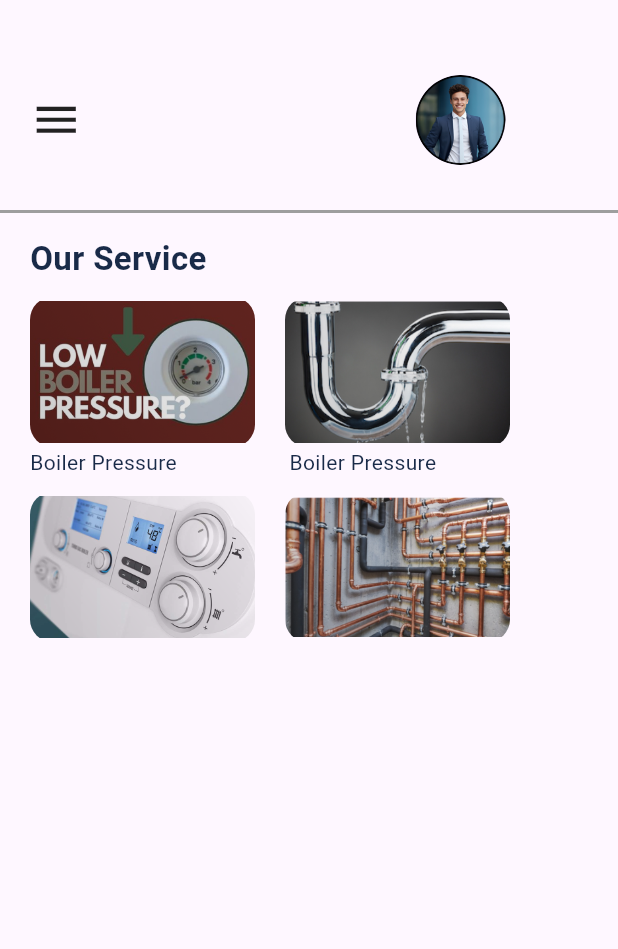
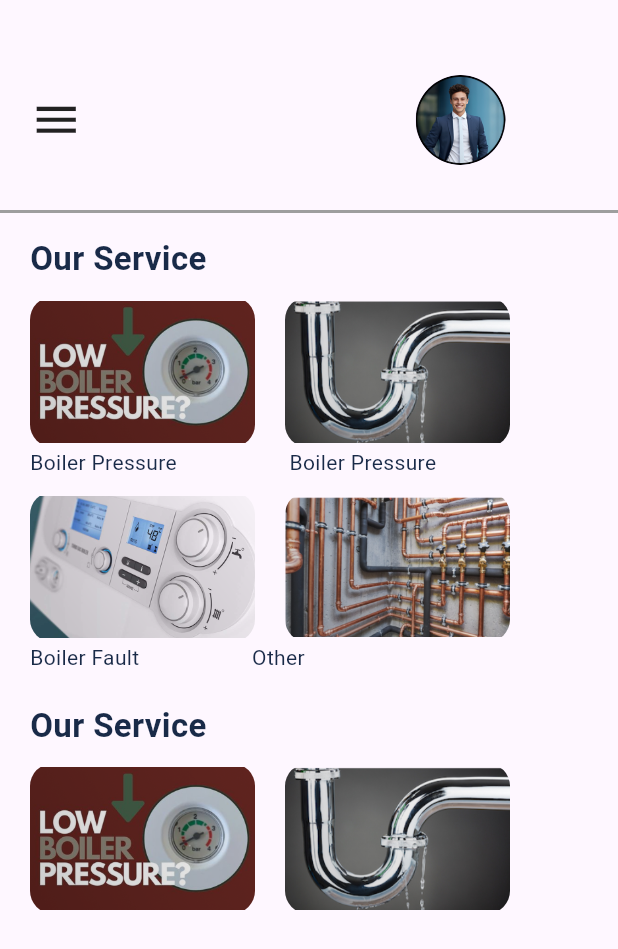
Before and after one commit to rifatalam26/plumber_tech, a Flutter app: the screen it shows after launch, on a phone screen of 412 x 824 dp. Shown: the top 949 px of the screen. Run offline on Flutter 3.47's test engine with Material 3 defaults, Android fonts, the phone set to English and light mode, and no system bars.

Commit message:
Home page

```diff
--- a/lib/View/Home screens/home_page.dart
+++ b/lib/View/Home screens/home_page.dart
@@ -135,6 +135,70 @@ class _HomePageState extends State<HomePage> {
                 ),
               ],
             ),
+            const Row(
+              children: [
+                SizedBox(
+                  width: 20,
+                ),
+                Text(
+                  "Boiler Fault",
+                  style: TextStyle(fontSize: 14, color: Color(0xff192A48)),
+                ),
+                SizedBox(
+                  width: 75,
+                ),
+                Text(
+                  "Other",
+                  style: TextStyle(fontSize: 14, color: Color(0xff192A48)),
+                ),
+              ],
+            ),
+            const SizedBox(
+              height: 20,
+            ),
+            const Row(
+              children: [
+                SizedBox(
+                  width: 20,
+                ),
+                Text(
+                  "Our Service",
+                  style: TextStyle(
+                      fontSize: 22,
+                      fontWeight: FontWeight.bold,
+                      color: Color(0xff192A48)),
+                )
+              ],
+            ),
+            const SizedBox(
+              height: 10,
+            ),
+            Row(
+              children: [
+                const SizedBox(
+                  width: 20,
+                ),
+                Container(
+                  height: 100,
+                  width: 150,
+                  decoration: BoxDecoration(
+                      borderRadius: BorderRadius.circular(15),
+                      image: const DecorationImage(
+                          image: AssetImage("assets/image/image 2199.png"))),
+                ),
+                const SizedBox(
+                  width: 20,
+                ),
+                Container(
+                  height: 100,
+                  width: 150,
+                  decoration: BoxDecoration(
+                      borderRadius: BorderRadius.circular(15),
+                      image: const DecorationImage(
+                          image: AssetImage("assets/image/img = 01 (1).png"))),
+                ),
+              ],
+            ),
           ],
         ),
       ),
```
